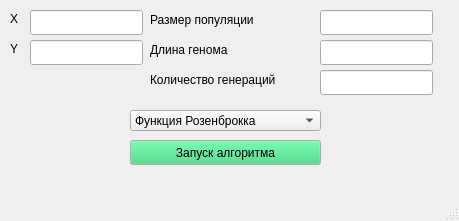
usernameisavailablee/optimization, file viev/windows/subwindow_genetic_algorithm.ui: the form before one commit.
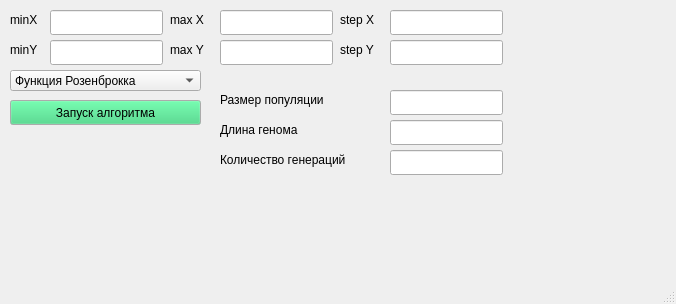
The form after the commit.

Diff of the .ui file:
```diff
--- a/viev/windows/subwindow_genetic_algorithm.ui
+++ b/viev/windows/subwindow_genetic_algorithm.ui
@@ -6,8 +6,8 @@
    <rect>
     <x>0</x>
     <y>0</y>
-    <width>459</width>
-    <height>221</height>
+    <width>676</width>
+    <height>304</height>
    </rect>
   </property>
   <property name="windowTitle">
@@ -17,7 +17,7 @@
    <widget class="QLineEdit" name="lineEdit_X">
     <property name="geometry">
      <rect>
-      <x>30</x>
+      <x>50</x>
       <y>10</y>
       <width>113</width>
       <height>25</height>
@@ -27,7 +27,7 @@
    <widget class="QLineEdit" name="lineEdit_Y">
     <property name="geometry">
      <rect>
-      <x>30</x>
+      <x>50</x>
       <y>40</y>
       <width>113</width>
       <height>25</height>
@@ -39,12 +39,12 @@
      <rect>
       <x>10</x>
       <y>10</y>
-      <width>21</width>
-      <height>17</height>
+      <width>41</width>
+      <height>20</height>
      </rect>
     </property>
     <property name="text">
-     <string>X</string>
+     <string>minX</string>
     </property>
    </widget>
    <widget class="QLabel" name="label_2">
@@ -52,19 +52,19 @@
      <rect>
       <x>10</x>
       <y>40</y>
-      <width>21</width>
-      <height>17</height>
+      <width>41</width>
+      <height>20</height>
      </rect>
     </property>
     <property name="text">
-     <string>Y</string>
+     <string>minY</string>
     </property>
    </widget>
    <widget class="QComboBox" name="comboBox_Function">
     <property name="geometry">
      <rect>
-      <x>130</x>
-      <y>110</y>
+      <x>10</x>
+      <y>70</y>
       <width>191</width>
       <height>21</height>
      </rect>
@@ -103,8 +103,8 @@
    <widget class="QPushButton" name="pushButton">
     <property name="geometry">
      <rect>
-      <x>130</x>
-      <y>140</y>
+      <x>10</x>
+      <y>100</y>
       <width>191</width>
       <height>25</height>
      </rect>
@@ -180,8 +180,8 @@
    <widget class="QLineEdit" name="lineEdit_X_2">
     <property name="geometry">
      <rect>
-      <x>320</x>
-      <y>10</y>
+      <x>390</x>
+      <y>90</y>
       <width>113</width>
       <height>25</height>
      </rect>
@@ -190,8 +190,8 @@
    <widget class="QLineEdit" name="lineEdit_Y_2">
     <property name="geometry">
      <rect>
-      <x>320</x>
-      <y>40</y>
+      <x>390</x>
+      <y>120</y>
       <width>113</width>
       <height>25</height>
      </rect>
@@ -200,8 +200,8 @@
    <widget class="QLineEdit" name="lineEdit_Z_2">
     <property name="geometry">
      <rect>
-      <x>320</x>
-      <y>70</y>
+      <x>390</x>
+      <y>150</y>
       <width>113</width>
       <height>25</height>
      </rect>
@@ -210,8 +210,8 @@
    <widget class="QLabel" name="label_4">
     <property name="geometry">
      <rect>
-      <x>150</x>
-      <y>10</y>
+      <x>220</x>
+      <y>90</y>
       <width>141</width>
       <height>20</height>
      </rect>
@@ -223,8 +223,8 @@
    <widget class="QLabel" name="label_5">
     <property name="geometry">
      <rect>
-      <x>150</x>
-      <y>40</y>
+      <x>220</x>
+      <y>120</y>
       <width>141</width>
       <height>20</height>
      </rect>
@@ -236,8 +236,8 @@
    <widget class="QLabel" name="label_6">
     <property name="geometry">
      <rect>
-      <x>150</x>
-      <y>70</y>
+      <x>220</x>
+      <y>150</y>
       <width>161</width>
       <height>20</height>
      </rect>
@@ -246,6 +246,98 @@
      <string>Количество генераций</string>
     </property>
    </widget>
+   <widget class="QLineEdit" name="lineEditMaxY">
+    <property name="geometry">
+     <rect>
+      <x>220</x>
+      <y>40</y>
+      <width>113</width>
+      <height>25</height>
+     </rect>
+    </property>
+   </widget>
+   <widget class="QLineEdit" name="lineEditMaxX">
+    <property name="geometry">
+     <rect>
+      <x>220</x>
+      <y>10</y>
+      <width>113</width>
+      <height>25</height>
+     </rect>
+    </property>
+   </widget>
+   <widget class="QLabel" name="label_3">
+    <property name="geometry">
+     <rect>
+      <x>170</x>
+      <y>10</y>
+      <width>51</width>
+      <height>20</height>
+     </rect>
+    </property>
+    <property name="text">
+     <string>max X</string>
+    </property>
+   </widget>
+   <widget class="QLabel" name="label_7">
+    <property name="geometry">
+     <rect>
+      <x>170</x>
+      <y>40</y>
+      <width>51</width>
+      <height>20</height>
+     </rect>
+    </property>
+    <property name="text">
+     <string>max Y</string>
+    </property>
+   </widget>
+   <widget class="QLineEdit" name="lineEditStepY">
+    <property name="geometry">
+     <rect>
+      <x>390</x>
+      <y>40</y>
+      <width>113</width>
+      <height>25</height>
+     </rect>
+    </property>
+   </widget>
+   <widget class="QLineEdit" name="lineEditStepX">
+    <property name="geometry">
+     <rect>
+      <x>390</x>
+      <y>10</y>
+      <width>113</width>
+      <height>25</height>
+     </rect>
+    </property>
+   </widget>
+   <widget class="QLabel" name="label_8">
+    <property name="geometry">
+     <rect>
+      <x>340</x>
+      <y>10</y>
+      <width>51</width>
+      <height>20</height>
+     </rect>
+    </property>
+    <property name="text">
+     <string>step X</string>
+    </property>
+   </widget>
+   <widget class="QLabel" name="label_9">
+    <property name="geometry">
+     <rect>
+      <x>340</x>
+      <y>40</y>
+      <width>51</width>
+      <height>20</height>
+     </rect>
+    </property>
+    <property name="text">
+     <string>step Y</string>
+    </property>
+   </widget>
   </widget>
   <widget class="QMenuBar" name="menubar">
    <property name="geometry">
```
Left out of the diff: 6 changed lines with no effect on the pictures.
